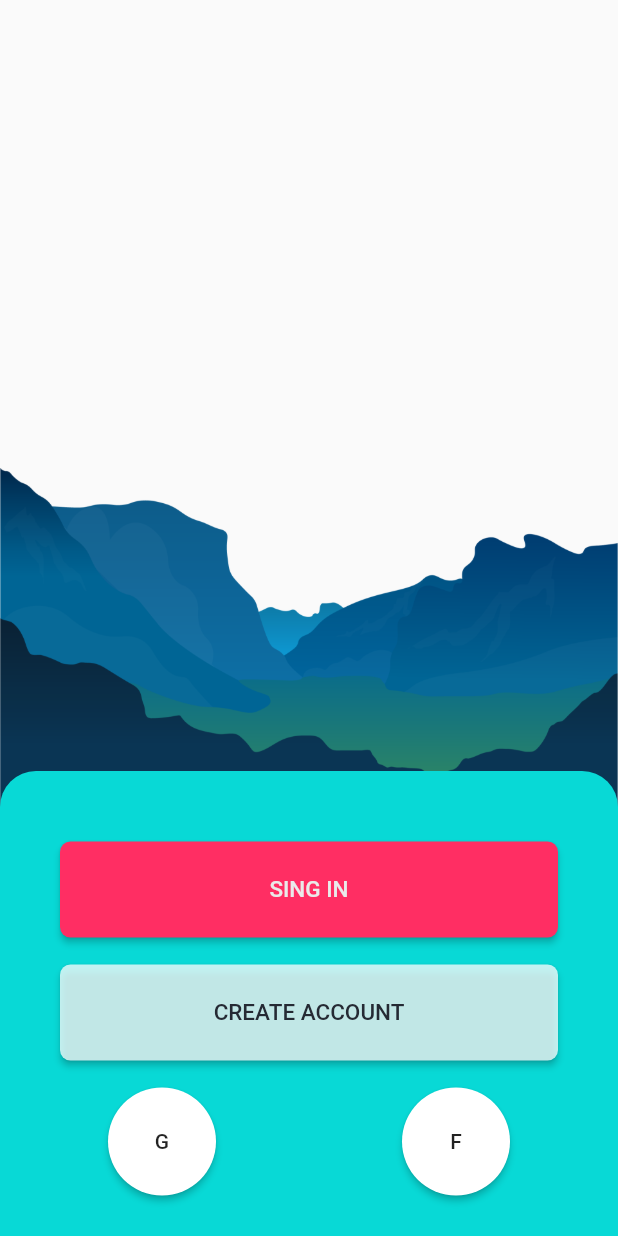
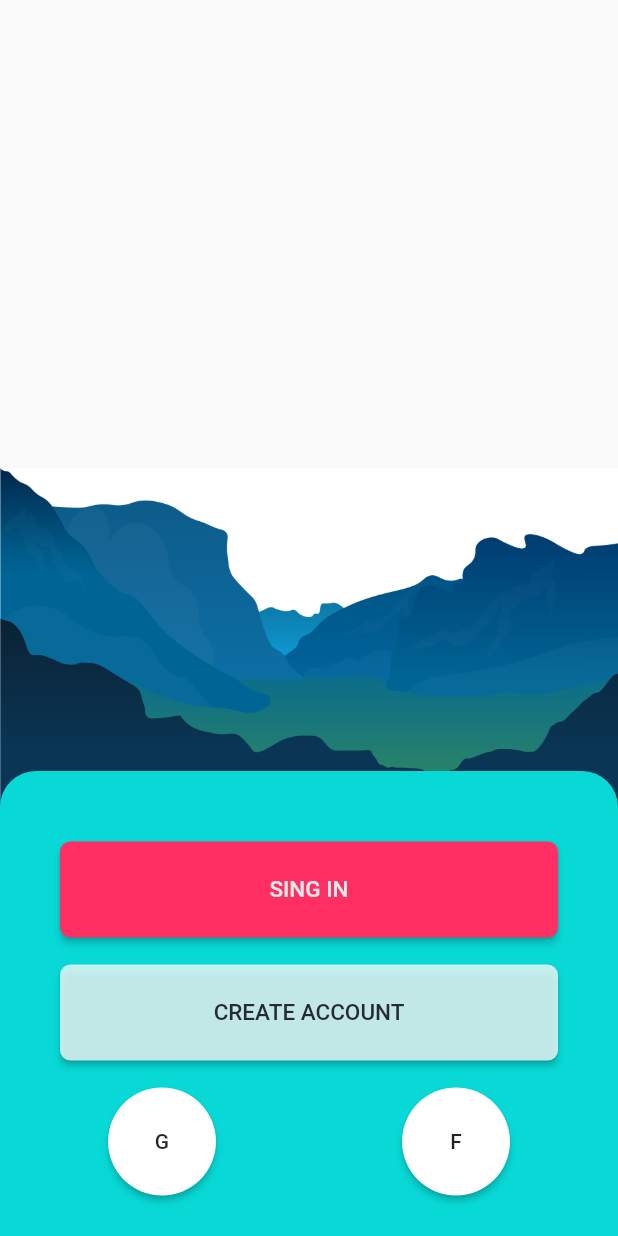
Before and after one commit to corpts/travel_scheduler_mobile, a Flutter app: the screen it shows after launch, on a phone screen of 412 x 824 dp. Run offline on Flutter 3.47's test engine with Material 2 defaults, Android fonts, the phone set to English and light mode, and no system bars; our stand-ins replace hexcolor; statements that could not run were skipped.

Commit message:
Fix backgroundmountain.png

```diff
--- a/lib/pages/login/start_page.dart
+++ b/lib/pages/login/start_page.dart
@@ -127,16 +127,16 @@ class StartPage extends StatelessWidget{
             ),
           ),
         ),
-        Container(
-          child: Image(
-            image: AssetImage("assets/login.png"),
-            color: Color.fromRGBO(255, 255, 255, 0.0),
-            colorBlendMode: BlendMode.modulate,
-            height: double.infinity,
-            width: double.infinity,
-            fit: BoxFit.cover
-          ),
-        )
+//        Container(
+//          child: Image(
+//            image: AssetImage("assets/login.png"),
+//            color: Color.fromRGBO(255, 255, 255, 0.0),
+//            colorBlendMode: BlendMode.modulate,
+//            height: double.infinity,
+//            width: double.infinity,
+//            fit: BoxFit.cover
+//          ),
+//        )
       ]
     );
   }
```
Also changed, not shown: assets/backgroundmountain.png.
